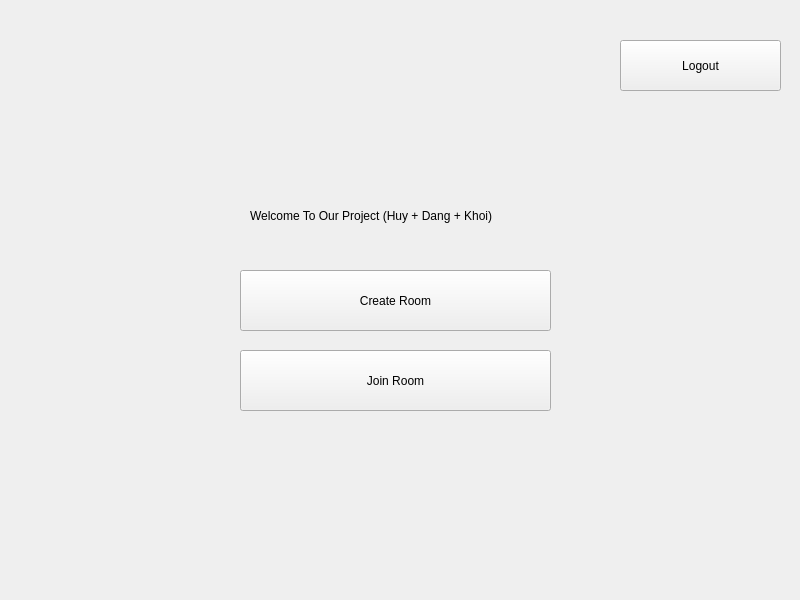
Before: the Qt Designer form DuoiHinhBatChu_Frontend/room.ui in evmosss/Qt-DuoiHinhBatChu, drawn with Qt 5.
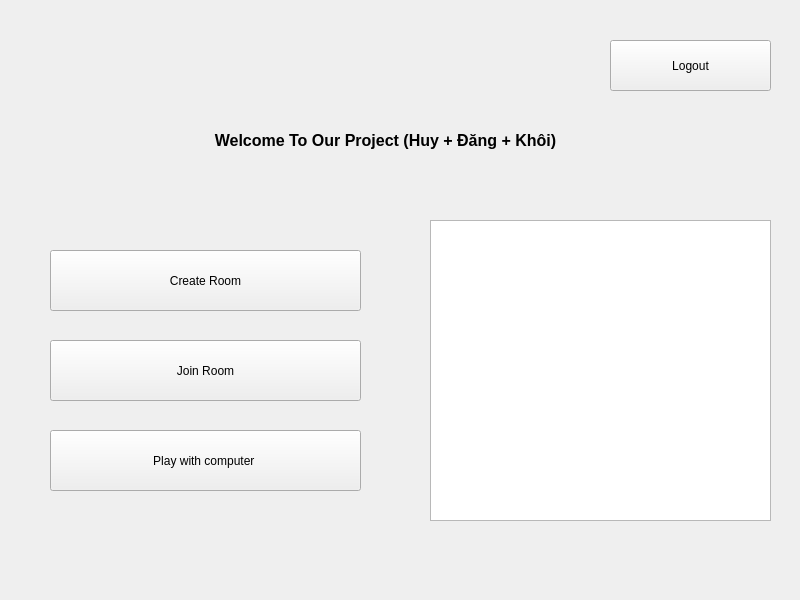
After: the same form once the commit is applied. The open tabs and pages were chosen to show the change. Icons and pictures are not drawn.

```diff
--- a/DuoiHinhBatChu_Frontend/room.ui
+++ b/DuoiHinhBatChu_Frontend/room.ui
@@ -29,21 +29,30 @@
     <widget class="QLabel" name="label">
      <property name="geometry">
       <rect>
-       <x>250</x>
-       <y>190</y>
-       <width>301</width>
-       <height>31</height>
+       <x>130</x>
+       <y>110</y>
+       <width>511</width>
+       <height>41</height>
       </rect>
      </property>
+     <property name="font">
+      <font>
+       <pointsize>12</pointsize>
+       <bold>true</bold>
+      </font>
+     </property>
      <property name="text">
-      <string>Welcome To Our Project (Huy + Dang + Khoi)</string>
+      <string>Welcome To Our Project (Huy + Đăng + Khôi)</string>
+     </property>
+     <property name="alignment">
+      <set>Qt::AlignCenter</set>
      </property>
     </widget>
     <widget class="QPushButton" name="createRoom">
      <property name="geometry">
       <rect>
-       <x>240</x>
-       <y>260</y>
+       <x>50</x>
+       <y>240</y>
        <width>311</width>
        <height>61</height>
       </rect>
@@ -55,8 +64,8 @@
     <widget class="QPushButton" name="joinRoom">
      <property name="geometry">
       <rect>
-       <x>240</x>
-       <y>340</y>
+       <x>50</x>
+       <y>330</y>
        <width>311</width>
        <height>61</height>
       </rect>
@@ -68,7 +77,7 @@
     <widget class="QPushButton" name="logoutButton">
      <property name="geometry">
       <rect>
-       <x>620</x>
+       <x>610</x>
        <y>30</y>
        <width>161</width>
        <height>51</height>
@@ -78,6 +87,32 @@
       <string>Logout</string>
      </property>
     </widget>
+    <widget class="QPushButton" name="playWithComputerBtn">
+     <property name="geometry">
+      <rect>
+       <x>50</x>
+       <y>420</y>
+       <width>311</width>
+       <height>61</height>
+      </rect>
+     </property>
+     <property name="text">
+      <string>Play with computer </string>
+     </property>
+    </widget>
+    <widget class="QTextEdit" name="idRoomList">
+     <property name="geometry">
+      <rect>
+       <x>430</x>
+       <y>210</y>
+       <width>341</width>
+       <height>301</height>
+      </rect>
+     </property>
+     <property name="readOnly">
+      <bool>true</bool>
+     </property>
+    </widget>
    </widget>
    <widget class="QWidget" name="ListRoom"/>
    <widget class="QWidget" name="RoomDetail">
```
Left out of the diff: 8 changed lines with no effect on the pictures.
